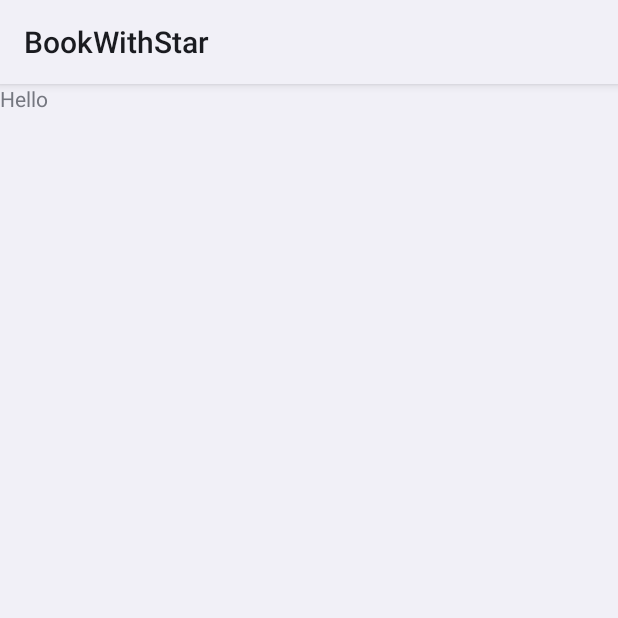
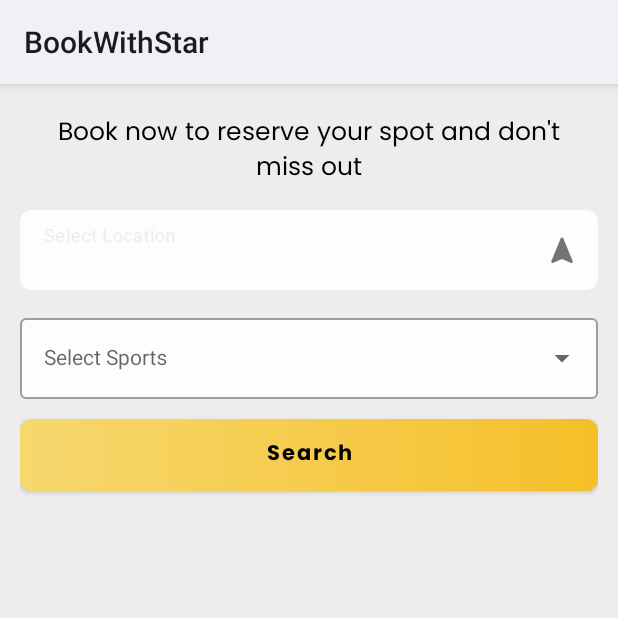
Before and after one commit to IbrahimTG99/BookWithStar, an Android app: the fragment FindClassFragment shown on its own in the app's theme, on a phone screen of 412 x 824 dp, the top half of it. Run offline under Robolectric (Android 15) with nearby library versions, the phone set to English and light mode, and no system bars; our stand-ins replace sdp/ssp sizes.

Commit message:
Added Ui for Find Class fragment

```diff
--- /dev/null
+++ b/app/src/main/res/drawable/ic_round_navigation_24.xml
@@ -0,0 +1,5 @@
+<vector android:height="24dp" android:tint="#000000"
+    android:viewportHeight="24" android:viewportWidth="24"
+    android:width="24dp" xmlns:android="http://schemas.android.com/apk/res/android">
+    <path android:fillColor="@android:color/white" android:pathData="M12.93,4.26l6.15,14.99c0.34,0.83 -0.51,1.66 -1.33,1.29l-5.34,-2.36c-0.26,-0.11 -0.55,-0.11 -0.81,0l-5.34,2.36c-0.82,0.36 -1.67,-0.46 -1.33,-1.29l6.15,-14.99c0.33,-0.83 1.51,-0.83 1.85,0z"/>
+</vector>
--- a/app/src/main/res/layout/fragment_find_class.xml
+++ b/app/src/main/res/layout/fragment_find_class.xml
@@ -1,13 +1,101 @@
 <?xml version="1.0" encoding="utf-8"?>
-<FrameLayout xmlns:android="http://schemas.android.com/apk/res/android"
+<androidx.constraintlayout.widget.ConstraintLayout xmlns:android="http://schemas.android.com/apk/res/android"
+    xmlns:app="http://schemas.android.com/apk/res-auto"
     xmlns:tools="http://schemas.android.com/tools"
     android:layout_width="match_parent"
     android:layout_height="match_parent"
+    android:background="@color/off_white"
+    android:paddingHorizontal="@dimen/_10sdp"
+    android:paddingVertical="@dimen/_15sdp"
+    android:theme="@style/Theme.BookWithStar"
     tools:context=".ui.findclass.FindClassFragment">
 
-    <TextView
+
+    <LinearLayout
+        android:id="@+id/linearlayout"
         android:layout_width="match_parent"
-        android:layout_height="match_parent"
-        android:text="Hello" />
+        android:layout_height="wrap_content"
+        android:orientation="vertical"
+        app:layout_constraintBottom_toTopOf="@+id/rv_find_class"
+        app:layout_constraintEnd_toEndOf="parent"
+        app:layout_constraintStart_toStartOf="parent"
+        app:layout_constraintTop_toTopOf="parent">
 
-</FrameLayout>
+        <com.google.android.material.textview.MaterialTextView
+            android:layout_width="wrap_content"
+            android:layout_height="wrap_content"
+            android:layout_marginHorizontal="@dimen/_10sdp"
+            android:fontFamily="@font/poppin_reg"
+            android:gravity="center"
+            android:maxLines="2"
+            android:text="@string/book_now_to"
+            android:textColor="@color/black"
+            android:textSize="@dimen/_13ssp" />
+
+
+        <com.google.android.material.textfield.TextInputLayout
+            android:id="@+id/tilLocation"
+            style="@style/textInputLayout"
+            android:layout_width="match_parent"
+            android:layout_height="wrap_content"
+            android:layout_marginTop="@dimen/_10sdp"
+            app:endIconDrawable="@drawable/ic_round_navigation_24"
+            app:endIconMode="custom">
+
+            <com.google.android.material.textfield.TextInputEditText
+                android:id="@+id/tieLocation"
+                style="@style/textInputEditText"
+                android:layout_width="match_parent"
+                android:layout_height="wrap_content"
+                android:hint="@string/select_location"
+                android:inputType="text" />
+
+        </com.google.android.material.textfield.TextInputLayout>
+
+        <com.google.android.material.textfield.TextInputLayout
+            android:id="@+id/tilSport"
+            style="@style/Widget.MaterialComponents.TextInputLayout.OutlinedBox.ExposedDropdownMenu"
+            android:layout_width="match_parent"
+            android:layout_height="wrap_content"
+            android:layout_marginTop="@dimen/_10sdp"
+            app:boxBackgroundColor="@color/off_white_light">
+
+            <com.google.android.material.textfield.MaterialAutoCompleteTextView
+                android:id="@+id/tieSport"
+                style="@style/textInputEditText"
+                android:layout_width="match_parent"
+                android:layout_height="match_parent"
+                android:hint="@string/select_sports"
+                android:inputType="none" />
+
+        </com.google.android.material.textfield.TextInputLayout>
+
+        <com.google.android.material.button.MaterialButton
+            android:id="@+id/btn_search"
+            android:layout_width="match_parent"
+            android:layout_height="wrap_content"
+            android:layout_marginVertical="@dimen/_10sdp"
+            android:background="@drawable/gradient"
+            android:elevation="@dimen/_5sdp"
+            android:fontFamily="@font/poppin_bold"
+            android:text="@string/search"
+            android:textAllCaps="false"
+            android:textColor="@color/black"
+            app:backgroundTint="@null"
+            app:layout_constraintEnd_toEndOf="parent"
+            app:layout_constraintStart_toStartOf="parent"
+            app:layout_constraintTop_toBottomOf="@id/linearlayout" />
+    </LinearLayout>
+
+    <androidx.recyclerview.widget.RecyclerView
+        android:id="@+id/rv_find_class"
+        android:layout_width="match_parent"
+        android:layout_height="0dp"
+        app:layout_constraintBottom_toBottomOf="parent"
+        app:layout_constraintEnd_toEndOf="parent"
+        app:layout_constraintStart_toStartOf="parent"
+        app:layout_constraintTop_toBottomOf="@+id/linearlayout"
+        tools:listitem="@layout/rv_find_class_item">
+
+    </androidx.recyclerview.widget.RecyclerView>
+</androidx.constraintlayout.widget.ConstraintLayout>
--- a/app/src/main/res/values/strings.xml
+++ b/app/src/main/res/values/strings.xml
@@ -85,7 +85,7 @@
     <string name="venue_image">Venue Image</string>
     <string name="al_arqam_private_school">Al arqam private school</string>
     <string name="dubai">Dubai</string>
-    <string name="distance">Distance: 6,546.12 Km</string>
+    <string name="distance">Distance: 0.0 Km</string>
     <string name="details">Details</string>
     <string name="book_now">Book Now</string>
     <string name="book_now_to">Book now to reserve your spot and don\'t miss out</string>
```
Also changed, not shown: app/src/main/res/layout/rv_find_class_item.xml (added, +128 -0 lines), app/src/main/res/drawable/ic_route.png (added), app/src/main/res/drawable/ic_soccer_ball.png (added).
